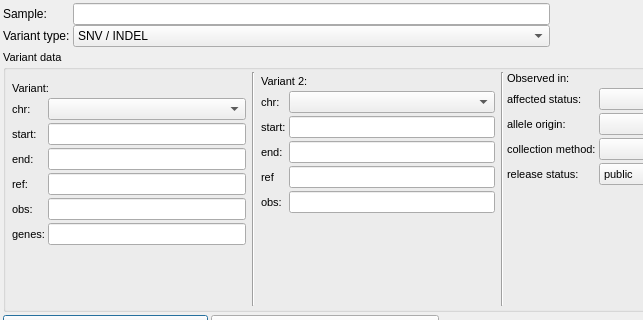
imgag/ngs-bits, file src/GSvar/ClinvarUploadDialog.ui: the form before one commit; both pictures show x 0 to 643 and y 0 to 320 of the 1100 by 950 pixel window.
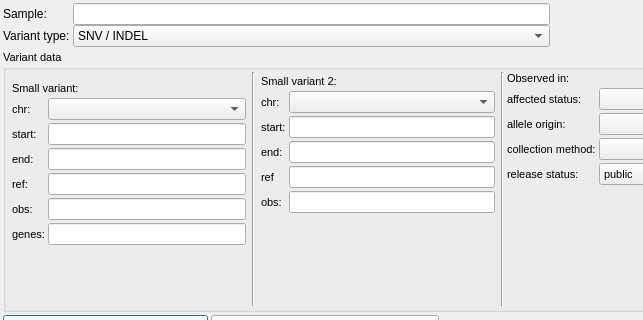
The form after the commit. The open tabs and pages were chosen to show the change. Icons and pictures are not drawn. Custom widgets are drawn as their Qt base class.

What changed in the file:
```diff
--- a/src/GSvar/ClinvarUploadDialog.ui
+++ b/src/GSvar/ClinvarUploadDialog.ui
@@ -314,7 +314,7 @@
              </font>
             </property>
             <property name="text">
-             <string>Variant:</string>
+             <string>Small variant:</string>
             </property>
            </widget>
           </item>
@@ -597,7 +597,7 @@
           <item row="0" column="0" colspan="2">
            <widget class="QLabel" name="label_3">
             <property name="text">
-             <string>Variant 2:</string>
+             <string>Small variant 2:</string>
             </property>
            </widget>
           </item>
```
Left out of the diff: 4 changed lines with no effect on the pictures.
